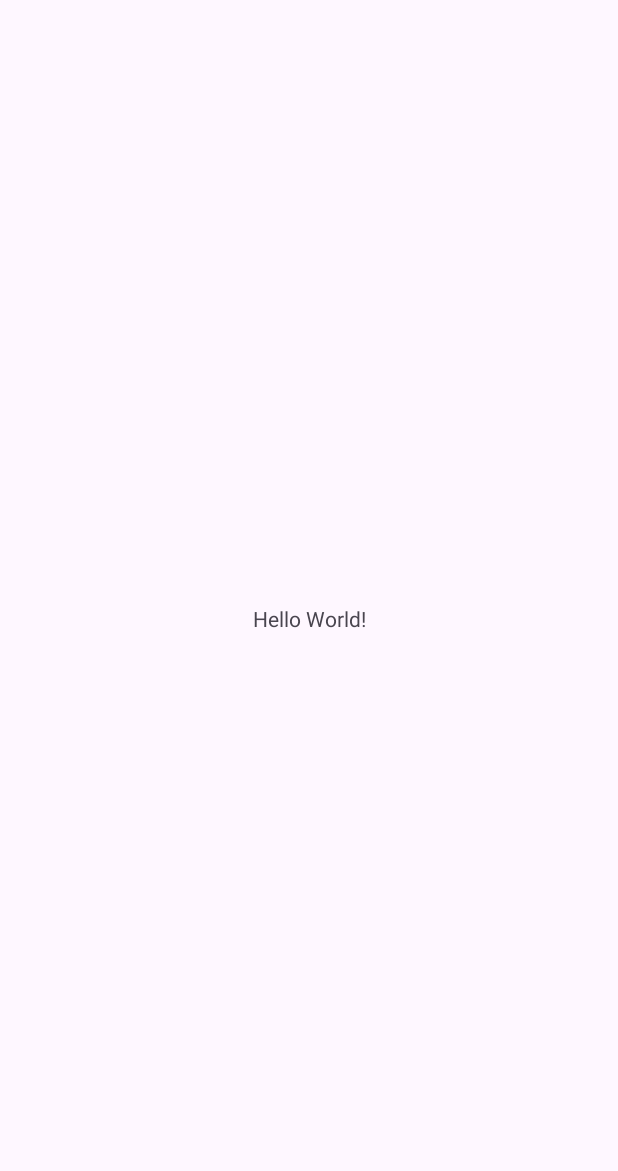
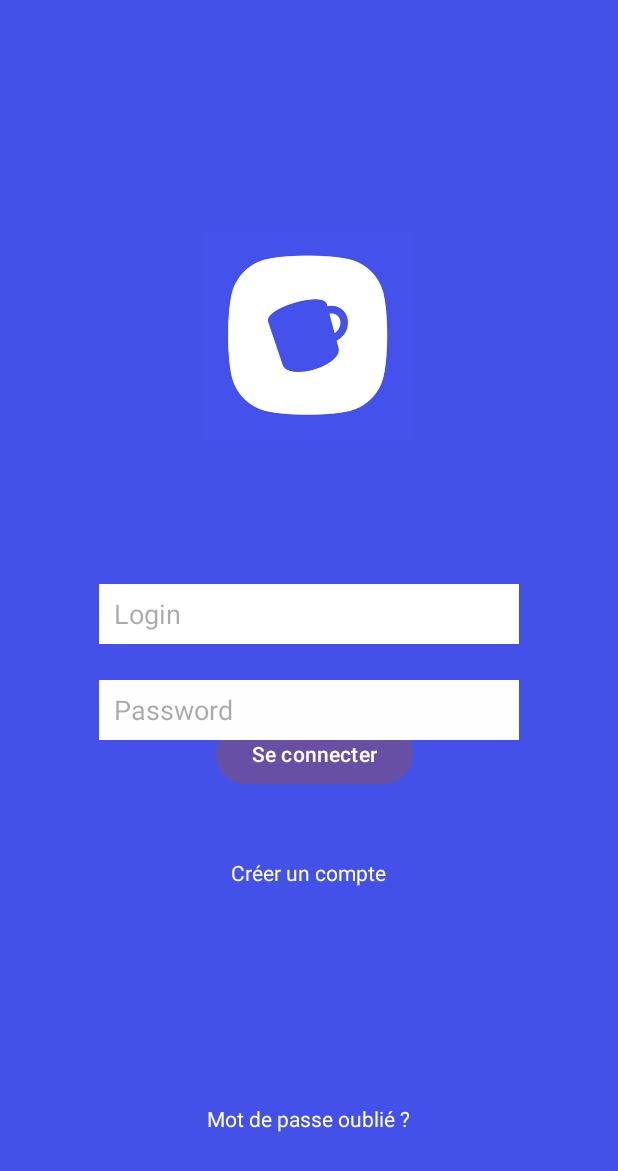
Before and after one commit to Mehdi-Elargoubi/FirstApp-AndroidMobile, an Android app: the screen it shows after launch (MainActivity), on a phone screen of 412 x 824 dp. Before the commit the part shown is almost empty. Shown: the top 1171 px of the screen. Run offline under Robolectric (Android 15) with nearby library versions, the phone set to English and light mode, and no system bars.

Commit message:
Page d'authentification Design

```diff
--- a/app/src/main/res/layout/activity_main.xml
+++ b/app/src/main/res/layout/activity_main.xml
@@ -4,15 +4,96 @@
     xmlns:tools="http://schemas.android.com/tools"
     android:layout_width="match_parent"
     android:layout_height="match_parent"
+    android:background="@color/main"
+    android:backgroundTint="#4451E9"
     tools:context=".MainActivity">
 
-    <TextView
+    <Button
+        android:id="@+id/connecter"
         android:layout_width="wrap_content"
         android:layout_height="wrap_content"
-        android:text="Hello World!"
+        android:text="@string/se_connecter"
+        app:layout_constraintBottom_toBottomOf="parent"
+        app:layout_constraintEnd_toEndOf="parent"
+        app:layout_constraintHorizontal_bias="0.512"
+        app:layout_constraintStart_toStartOf="parent"
+        app:layout_constraintTop_toTopOf="parent"
+        app:layout_constraintVertical_bias="0.617" />
+
+    <ImageView
+        android:id="@+id/imageView"
+        android:layout_width="140dp"
+        android:layout_height="272dp"
+        android:layout_marginBottom="464dp"
+        android:background="#4451E9"
+        app:layout_constraintBottom_toBottomOf="parent"
+        app:layout_constraintEnd_toEndOf="parent"
+        app:layout_constraintHorizontal_bias="0.498"
+        app:layout_constraintStart_toStartOf="parent"
+        app:srcCompat="@drawable/logo_app"
+         />
+
+    <EditText
+        android:id="@+id/login"
+        android:layout_width="280dp"
+        android:layout_height="40dp"
+        android:layout_marginTop="29dp"
+        android:background="#FFFFFF"
+        android:ems="10"
+        android:hint="@string/login"
+        android:inputType="text"
+        android:paddingStart="10dp"
+        app:layout_constraintBottom_toBottomOf="parent"
+        app:layout_constraintEnd_toEndOf="parent"
+        app:layout_constraintHorizontal_bias="0.502"
+        app:layout_constraintStart_toStartOf="parent"
+        app:layout_constraintTop_toBottomOf="@+id/imageView"
+        app:layout_constraintVertical_bias="0.0"
+        android:autofillHints="" />
+
+    <EditText
+        android:id="@+id/password"
+        android:layout_width="280dp"
+        android:layout_height="40dp"
+        android:layout_marginTop="24dp"
+        android:background="#FEFEFE"
+        android:ems="10"
+        android:hint="@string/password"
+        android:inputType="textPassword"
+        android:paddingStart="10dp"
+        app:layout_constraintEnd_toEndOf="parent"
+        app:layout_constraintStart_toStartOf="parent"
+        app:layout_constraintTop_toBottomOf="@+id/login"
+        android:autofillHints="" />
+
+    <TextView
+        android:id="@+id/creerCompte"
+        android:layout_width="wrap_content"
+        android:layout_height="wrap_content"
+        android:layout_marginStart="153dp"
+        android:layout_marginTop="27dp"
+        android:layout_marginEnd="154dp"
+        android:layout_marginBottom="215dp"
+        android:text="@string/creer_un_compte"
+        android:textColor="#FEFEFE"
         app:layout_constraintBottom_toBottomOf="parent"
         app:layout_constraintEnd_toEndOf="parent"
         app:layout_constraintStart_toStartOf="parent"
-        app:layout_constraintTop_toTopOf="parent" />
+        app:layout_constraintTop_toBottomOf="@+id/connecter" />
+
+    <TextView
+        android:id="@+id/oublier"
+        android:layout_width="wrap_content"
+        android:layout_height="wrap_content"
+        android:layout_marginStart="137dp"
+        android:layout_marginTop="136dp"
+        android:layout_marginEnd="138dp"
+        android:layout_marginBottom="60dp"
+        android:text="@string/mot_de_passe_oubli"
+        android:textColor="#FFFFFF"
+        app:layout_constraintBottom_toBottomOf="parent"
+        app:layout_constraintEnd_toEndOf="parent"
+        app:layout_constraintStart_toStartOf="parent"
+        app:layout_constraintTop_toBottomOf="@+id/creerCompte" />
 
 </androidx.constraintlayout.widget.ConstraintLayout>
--- a/app/src/main/res/values/colors.xml
+++ b/app/src/main/res/values/colors.xml
@@ -2,4 +2,5 @@
 <resources>
     <color name="black">#FF000000</color>
     <color name="white">#FFFFFFFF</color>
+    <color name="main">#FF4451E9</color>
 </resources>
--- a/app/src/main/res/values/strings.xml
+++ b/app/src/main/res/values/strings.xml
@@ -1,3 +1,9 @@
 <resources>
     <string name="app_name">My Application</string>
+    <string name="button">Button</string>
+    <string name="mot_de_passe_oubli">Mot de passe oublié ?</string>
+    <string name="creer_un_compte">Créer un compte</string>
+    <string name="se_connecter">Se connecter</string>
+    <string name="login">Login</string>
+    <string name="password">Password</string>
 </resources>
```
Also changed, not shown: app/src/main/res/drawable/logo_app.PNG (added).
